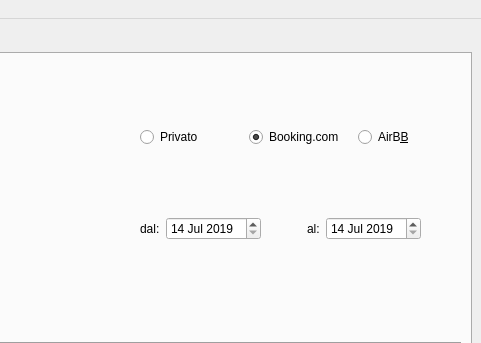
LucioPg/ErbaVento, file gui.ui: the form before one commit; both pictures show x 381 to 862 and y 0 to 343 of the 862 by 885 pixel window.
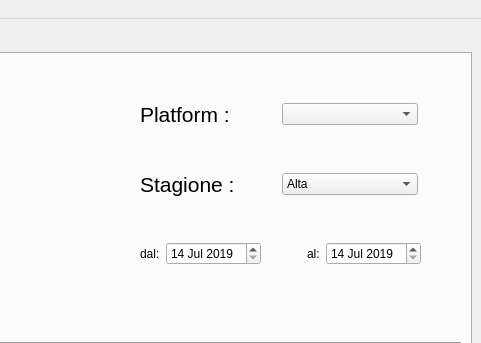
The form after the commit. The open tabs and pages were chosen to show the change. Custom widgets are drawn as their Qt base class.

What changed in the file:
```diff
--- a/gui.ui
+++ b/gui.ui
@@ -1621,28 +1621,60 @@
                                       <layout class="QVBoxLayout" name="verticalLayout_7">
                                           <item>
                                               <layout class="QHBoxLayout" name="horizontalLayout_5">
+                                                  <property name="rightMargin">
+                                                      <number>43</number>
+                                                  </property>
                                                   <item>
-                                                      <widget class="QRadioButton" name="radio_privato">
+                                                      <widget class="QLabel" name="label_11">
+                                                          <property name="font">
+                                                              <font>
+                                                                  <pointsize>16</pointsize>
+                                                              </font>
+                                                          </property>
                                                           <property name="text">
-                                                              <string>Privato</string>
+                                                              <string>Platform :</string>
                                                           </property>
                                                       </widget>
                                                   </item>
                                                   <item>
-                                                      <widget class="QRadioButton" name="radio_booking">
+                                                      <widget class="QComboBox" name="combo_platformPrenotazioni"/>
+                                                  </item>
+                                              </layout>
+                                          </item>
+                                          <item>
+                                              <layout class="QHBoxLayout" name="horizontalLayout_11">
+                                                  <property name="rightMargin">
+                                                      <number>43</number>
+                                                  </property>
+                                                  <item>
+                                                      <widget class="QLabel" name="label_14">
+                                                          <property name="font">
+                                                              <font>
+                                                                  <pointsize>16</pointsize>
+                                                              </font>
+                                                          </property>
                                                           <property name="text">
-                                                              <string>Booking.com</string>
+                                                              <string>Stagione :</string>
                                                           </property>
-                                                          <property name="checked">
-                                                              <bool>true</bool>
-                                                          </property>
                                                       </widget>
                                                   </item>
                                                   <item>
-                                                      <widget class="QRadioButton" name="radio_air">
-                                                          <property name="text">
-                                                              <string>AirB&amp;B</string>
-                                                          </property>
+                                                      <widget class="QComboBox" name="combo_stagionePrenotazioni">
+                                                          <item>
+                                                              <property name="text">
+                                                                  <string>Alta</string>
+                                                              </property>
+                                                          </item>
+                                                          <item>
+                                                              <property name="text">
+                                                                  <string>Media</string>
+                                                              </property>
+                                                          </item>
+                                                          <item>
+                                                              <property name="text">
+                                                                  <string>Bassa</string>
+                                                              </property>
+                                                          </item>
                                                       </widget>
                                                   </item>
                                               </layout>
```
Left out of the diff: 3 changed lines with no effect on the pictures.
